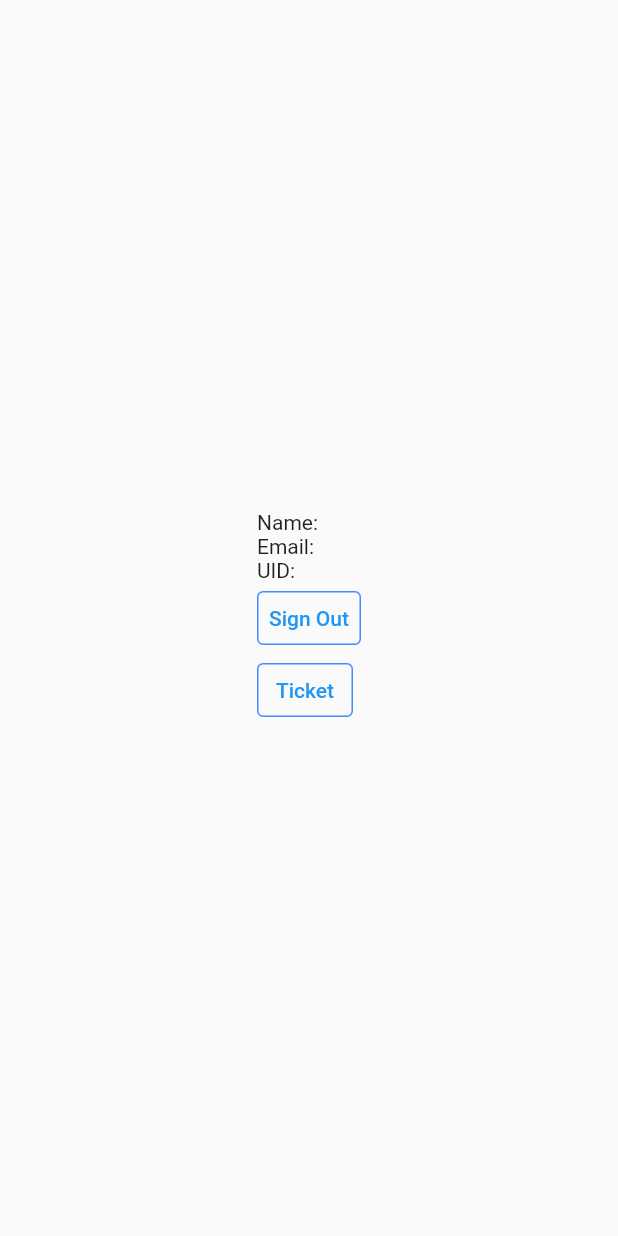
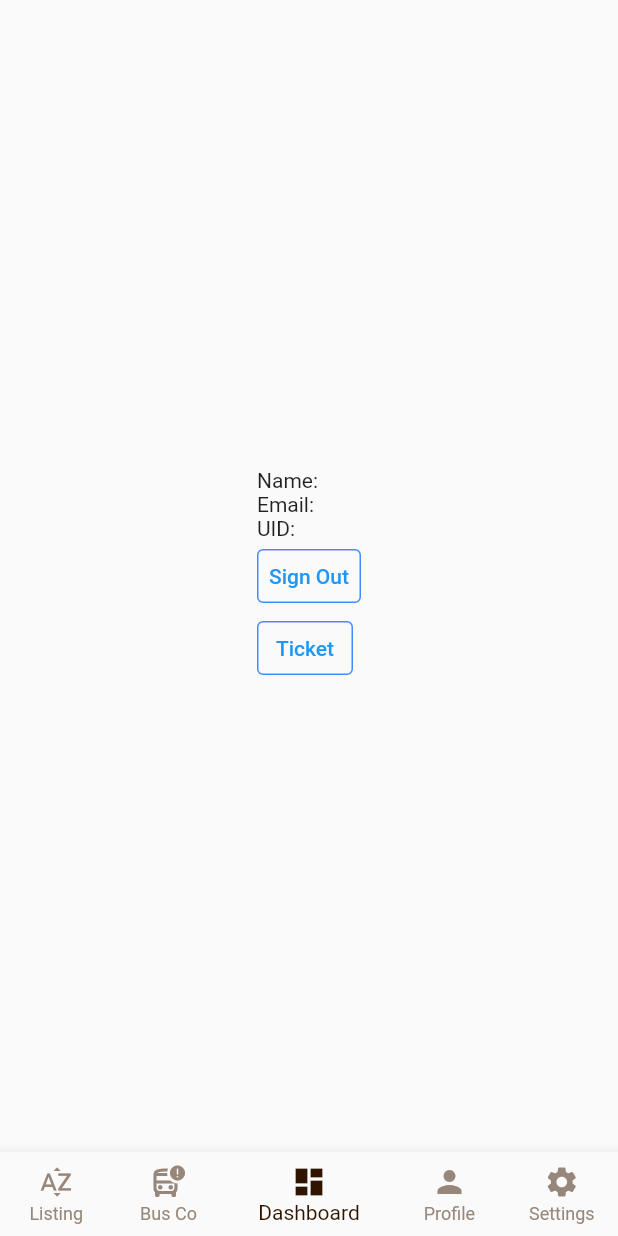
Before and after one commit to CedricMurairi/my-ticket, a Flutter app: the ClientHome screen opened by its route, on a phone screen of 412 x 824 dp. Run offline on Flutter 3.47's test engine with Material 2 defaults, Android fonts, the phone set to English and light mode, and no system bars; our stand-ins replace firebase_auth, firebase_core, flutter_svg, google_sign_in, qr_flutter; accounts and stored records are empty; project files that could hold a hidden picture were left out.

Commit message:
update bottom navigation bar with right routing

```diff
--- a/lib/client/pages/client_home.dart
+++ b/lib/client/pages/bus_companies.dart
@@ -1,5 +1,6 @@
 import 'package:firebase_auth/firebase_auth.dart';
 import 'package:flutter/material.dart';
+import 'package:my_ticket/shared/bottom_navigation.dart';
 
 class ClientHome extends StatefulWidget {
   const ClientHome({super.key});
@@ -43,6 +44,7 @@ class _ClientHomeState extends State<ClientHome> {
   @override
   Widget build(BuildContext context) {
     return Scaffold(
+      bottomNavigationBar: const CustomBottomNavigationBar(),
       body: Center(
         child: Column(
           mainAxisAlignment: MainAxisAlignment.center,
--- /dev/null
+++ b/lib/client/pages/listings.dart
@@ -0,0 +1,80 @@
+import 'package:firebase_auth/firebase_auth.dart';
+import 'package:flutter/material.dart';
+import 'package:my_ticket/shared/bottom_navigation.dart';
+
+class ClientHome extends StatefulWidget {
+  const ClientHome({super.key});
+
+  @override
+  State<ClientHome> createState() => _ClientHomeState();
+}
+
+class _ClientHomeState extends State<ClientHome> {
+  Map<String, String> currentUser = {
+    "name": "",
+    "email": "",
+    "photoUrl": "",
+    "uid": ""
+  };
+
+  @override
+  void initState() {
+    super.initState();
+    FirebaseAuth.instance.authStateChanges().listen((User? user) {
+      if (user == null) {
+        ScaffoldMessenger.of(context).showSnackBar(
+          const SnackBar(
+            content: Text('You are not logged in'),
+          ),
+        );
+        Navigator.pushNamed(context, "/register");
+      } else {
+        setState(() {
+          currentUser = {
+            "name": user.displayName!,
+            "email": user.email!,
+            "photoUrl": user.photoURL!,
+            "uid": user.uid
+          };
+        });
+      }
+    });
+  }
+
+  @override
+  Widget build(BuildContext context) {
+    return Scaffold(
+      bottomNavigationBar: const CustomBottomNavigationBar(),
+      body: Center(
+        child: Column(
+          mainAxisAlignment: MainAxisAlignment.center,
+          crossAxisAlignment: CrossAxisAlignment.start,
+          children: [
+            // Image(image: NetworkImage(currentUser["photoUrl"]!)),
+            Text("Name: ${currentUser["name"]!}"),
+            Text("Email: ${currentUser["email"]!}"),
+            Text("UID: ${currentUser["uid"]!}"),
+            TextButton(
+              style: ButtonStyle(
+                  side: MaterialStateProperty.all(
+                      const BorderSide(color: Colors.blueAccent))),
+              onPressed: () async {
+                await FirebaseAuth.instance.signOut();
+              },
+              child: const Text("Sign Out"),
+            ),
+            TextButton(
+              style: ButtonStyle(
+                  side: MaterialStateProperty.all(
+                      const BorderSide(color: Colors.blueAccent))),
+              onPressed: () async {
+                Navigator.of(context).pushNamed("/ticket");
+              },
+              child: const Text("Ticket"),
+            ),
+          ],
+        ),
+      ),
+    );
+  }
+}
--- a/lib/main.dart
+++ b/lib/main.dart
@@ -4,7 +4,7 @@ import 'package:my_ticket/auth/pages/login_with_phone.dart';
 import 'package:my_ticket/shared/splash_screen.dart';
 import 'package:my_ticket/shared/onboarding_screen.dart';
 import 'package:my_ticket/auth/pages/register.dart';
-import 'package:my_ticket/client/pages/client_home.dart';
+import 'package:my_ticket/client/pages/listings.dart';
 import 'package:my_ticket/shared/ticket_widget.dart';
 import 'package:my_ticket/auth/pages/continue_with_phone.dart';
 import 'package:firebase_core/firebase_core.dart';
@@ -43,6 +43,11 @@ class MyApp extends StatelessWidget {
         '/login-with-phone': (context) => LoginWithPhone(),
         '/forgot-password': (context) => ForgotPassword(),
         '/reset-password': (context) => ResetPassword(),
+        '/listings': (context) => Listings(),
+        '/bus-companies': (context) => BusCompanies(),
+        '/dashboard': (context) => Dashboard(),
+        '/profile': (context) => Profile(),
+        '/settings': (context) => Settings(),
         '/ticket': (context) => const TransportationTicket(),
       },
     );
--- /dev/null
+++ b/lib/shared/bottom_navigation.dart
@@ -0,0 +1,50 @@
+import 'package:flutter/material.dart';
+
+class CustomBottomNavigationBar extends StatefulWidget {
+  const CustomBottomNavigationBar({Key? key}) : super(key: key);
+
+  @override
+  State<CustomBottomNavigationBar> createState() =>
+      _CustomBottomNavigationBarState();
+}
+
+class _CustomBottomNavigationBarState extends State<CustomBottomNavigationBar> {
+  int currentIndex = 2;
+  final List<String> navigationList = [
+    '/listings',
+    '/bus-companies',
+    '/dashboard',
+    '/profile',
+    '/settings'
+  ];
+
+  @override
+  Widget build(BuildContext context) {
+    final arguments =
+        ModalRoute.of(context)?.settings.arguments as Map<String, dynamic>?;
+
+    return BottomNavigationBar(
+      onTap: (int index) {
+        setState(() {
+          Navigator.pushNamed(context, navigationList[index],
+              arguments: {"index": index});
+        });
+      },
+      selectedItemColor: const Color(0xff2f1500),
+      unselectedItemColor: const Color(0xff97877a),
+      backgroundColor: const Color(0xfffff8f3),
+      showUnselectedLabels: true,
+      currentIndex: arguments?['index'] ?? currentIndex,
+      items: const [
+        BottomNavigationBarItem(
+            icon: Icon(Icons.sort_by_alpha), label: "Listing"),
+        BottomNavigationBarItem(
+            icon: Icon(Icons.bus_alert_outlined), label: "Bus Co"),
+        BottomNavigationBarItem(
+            icon: Icon(Icons.dashboard), label: "Dashboard"),
+        BottomNavigationBarItem(icon: Icon(Icons.person), label: "Profile"),
+        BottomNavigationBarItem(icon: Icon(Icons.settings), label: "Settings"),
+      ],
+    );
+  }
+}
```
Also changed, not shown: lib/auth/widgets/search_form.dart (deleted).
